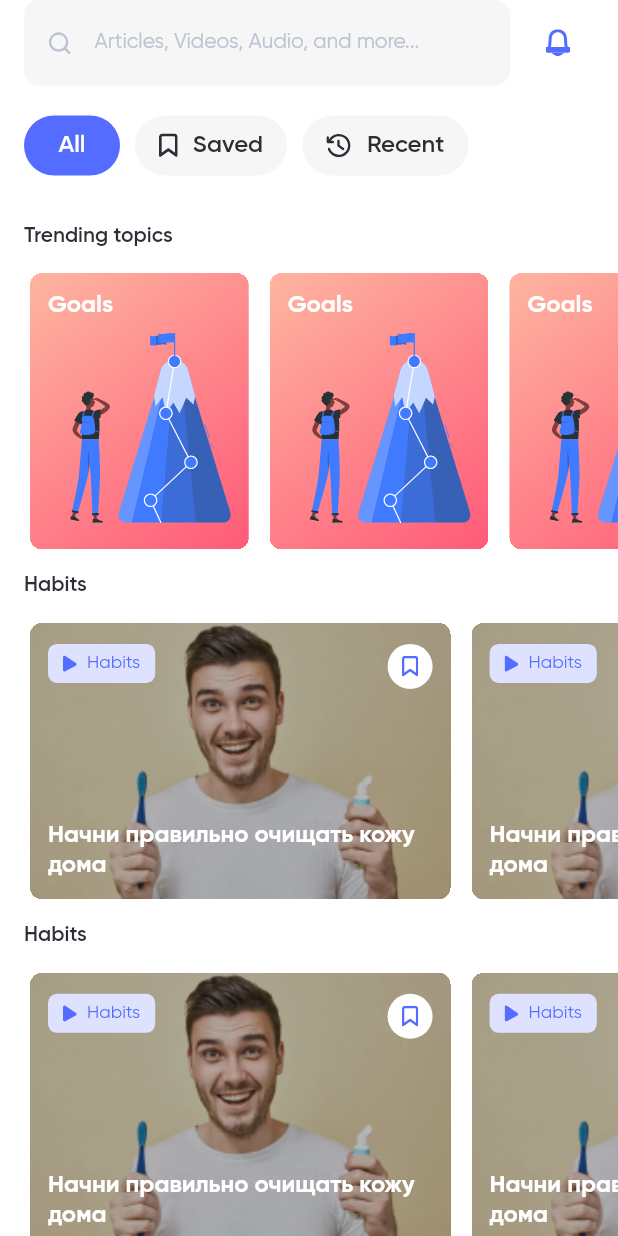
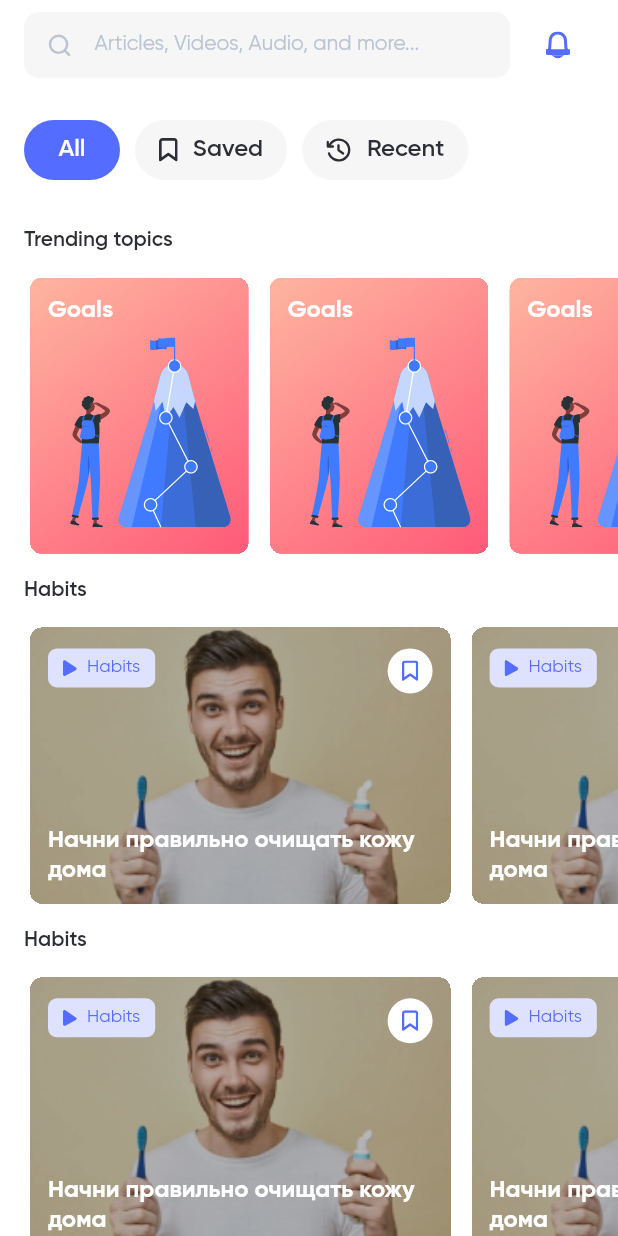
Before and after one commit to leevyacheslav/public_h, a Flutter app: the DiscoverRootPage screen opened directly, on a phone screen of 412 x 824 dp. Run offline on Flutter 3.47's test engine with Material 2 defaults, Android fonts, the light colour scheme and no system bars; our stand-ins replace cached_network_image, easy_localization, flutter_svg, webview_flutter; missing offline and left inert: shared_preferences_web.

Commit message:
discover page appbar ui fix

```diff
--- a/lib/main.dart
+++ b/lib/main.dart
@@ -2,6 +2,7 @@ import 'package:easy_localization/easy_localization.dart';
 import 'package:flutter/material.dart';
 import 'package:hask/helpers/app_theme.dart';
 import 'package:hask/pages/discover/discover_page.dart';
+import 'package:hask/pages/discover/discover_root_page.dart';
 import 'package:hask/pages/discover_detail/discover_post_page.dart';
 
 import 'package:hask/pages/login/main_login_page.dart';
@@ -32,7 +33,7 @@ class MyApp extends StatelessWidget {
       localizationsDelegates: context.localizationDelegates,
       supportedLocales: context.supportedLocales,
       locale: context.locale,
-      home: const DiscoverPostPage(),
+      home: const DiscoverRootPage(),
     );
   }
 }
--- a/lib/pages/discover/widgets/discover_app_bar.dart
+++ b/lib/pages/discover/widgets/discover_app_bar.dart
@@ -52,12 +52,13 @@ class _DiscoverAppBarState extends State<DiscoverAppBar> {
       color: Theme.of(context).colorScheme.background,
       child: SafeArea(
         child: Padding(
-          padding: const EdgeInsets.symmetric(horizontal: 16),
+          padding: const EdgeInsets.symmetric(horizontal: 16, vertical: 8),
           child: Row(
             mainAxisAlignment: MainAxisAlignment.center,
             children: [
               Expanded(
                 child: FormTextField(
+                  contentPadding: const EdgeInsets.only(bottom: 0, top: 10),
                   fillColor: Theme.of(context).colorScheme.surface,
                   hintText: 'discover_serach_text'.tr(),
                   focusNode: focusNode,
--- a/lib/widgets/form_textfield.dart
+++ b/lib/widgets/form_textfield.dart
@@ -33,6 +33,7 @@ class FormTextField extends StatelessWidget {
     this.contentStyle,
     this.hintStyle,
     this.focusedBorder,
+    this.contentPadding,
   })  : hintText = hintText,
         labelText = labelText,
         controller = controller,
@@ -83,26 +84,11 @@ class FormTextField extends StatelessWidget {
   final bool filled;
   final TextInputType? keyboardType;
   final InputBorder? focusedBorder;
+  final EdgeInsets? contentPadding;
 
   @override
   Widget build(BuildContext context) {
-    return Column(
-      mainAxisSize: MainAxisSize.min,
-      crossAxisAlignment: CrossAxisAlignment.start,
-      children: [
-        if (labelText != null)
-          Padding(
-            padding: const EdgeInsets.only(bottom: 8),
-            child: Text(
-              labelText ?? '',
-              style: labelStyle ??
-                  const TextStyle(
-                    fontWeight: FontWeight.w600,
-                    fontSize: 16,
-                  ),
-            ),
-          ),
-        TextFormField(
+    return TextFormField(
       keyboardType: keyboardType,
       onSaved: onSaved,
       onEditingComplete: onEditingComplete,
@@ -118,9 +104,10 @@ class FormTextField extends StatelessWidget {
       validator: validator,
       initialValue: initialValue,
       decoration: InputDecoration(
-            fillColor:
-                fillColor ?? Theme.of(context).colorScheme.secondaryVariant,
+        contentPadding: contentPadding,
+        fillColor: fillColor ?? Theme.of(context).colorScheme.secondaryVariant,
         filled: filled,
+        // isDense: true,
         hintText: hintText,
         hintStyle: hintStyle,
         border: _border(context),
@@ -129,15 +116,11 @@ class FormTextField extends StatelessWidget {
         disabledBorder: _border(context),
         prefix: prefix,
         prefixIcon: prefixIcon,
-            prefixIconConstraints:
-                const BoxConstraints(minWidth: 0, minHeight: 0),
+        prefixIconConstraints: const BoxConstraints(minWidth: 0, minHeight: 0),
         suffix: suffix,
         suffixIcon: suffixIcon,
-            suffixIconConstraints:
-                const BoxConstraints(minWidth: 0, minHeight: 0),
+        suffixIconConstraints: const BoxConstraints(minWidth: 0, minHeight: 0),
       ),
-        ),
-      ],
     );
   }
 
```
Lines whose indentation alone changed are shown as unchanged.
